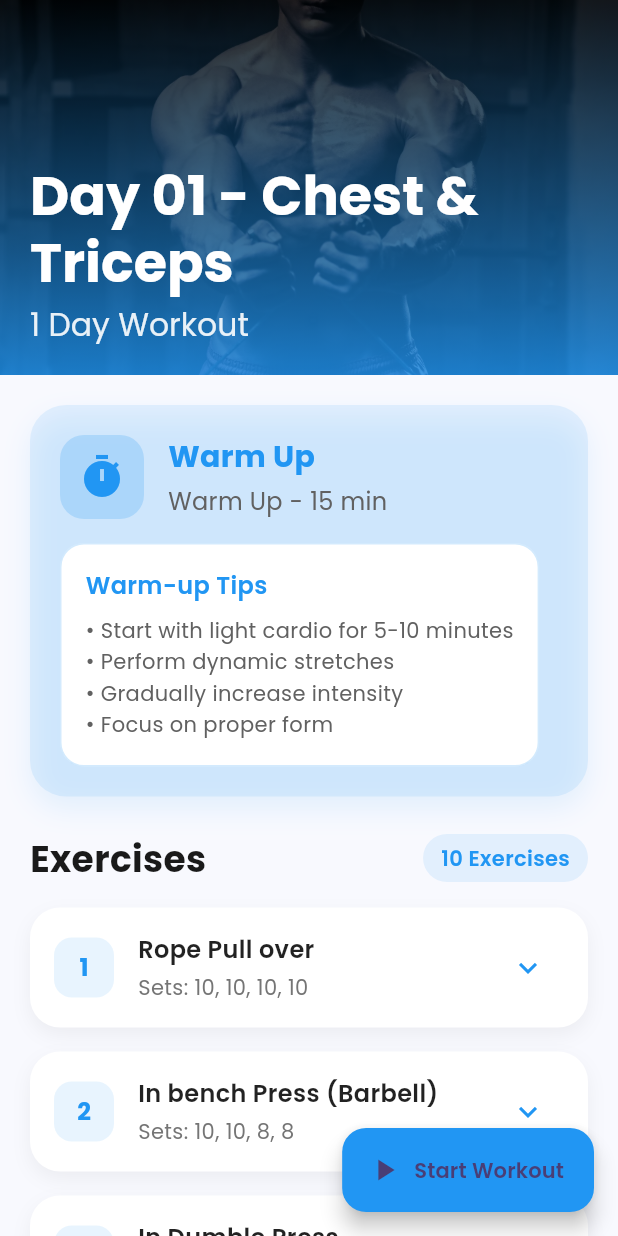
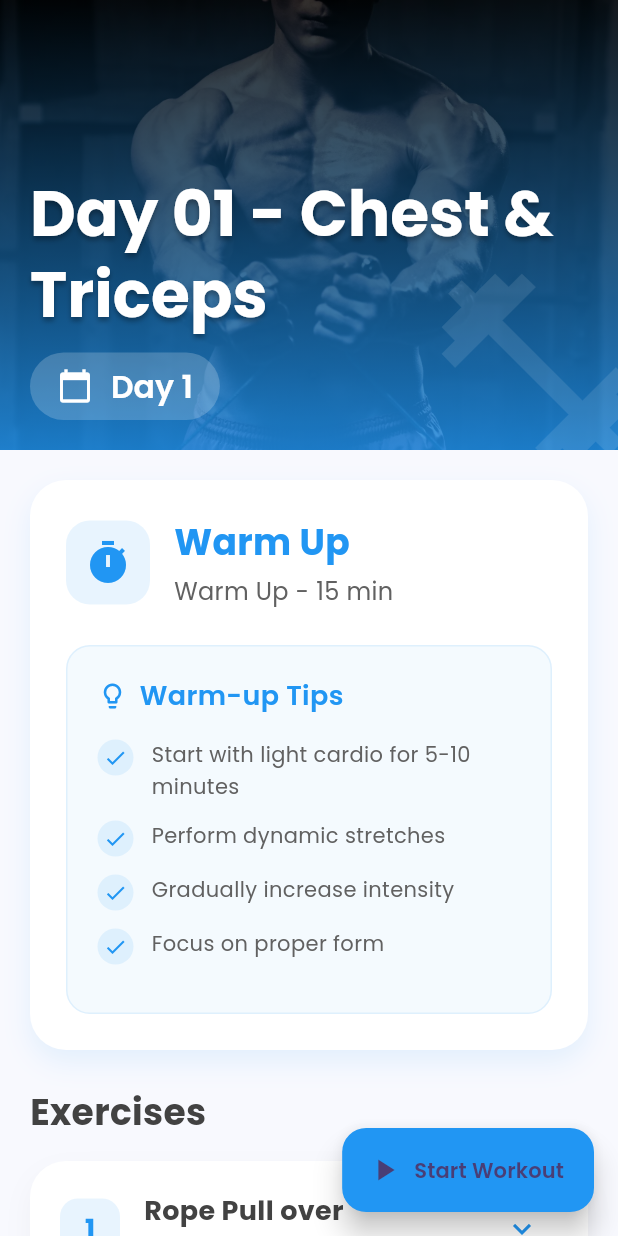
Before and after one commit to rishithamenush/fitnova, a Flutter app: the WorkoutScreen screen opened directly, after a tap on "Day 01", on a phone screen of 412 x 824 dp. Run offline on Flutter 3.47's test engine with Material 3 defaults, Android fonts, the light colour scheme and no system bars; drawn by our look-alikes of flutter_animate; our stand-ins replace fl_chart, flutter_staggered_animations, flutter_svg, font_awesome_flutter, glassmorphism, google_fonts and 4 more; accounts and stored records are empty.

Commit message:
Update the workout_detail_screen

```diff
--- a/lib/domain/entities/exercise.dart
+++ b/lib/domain/entities/exercise.dart
@@ -6,6 +6,7 @@ class Exercise {
   final int reps;
   final double? weight;
   final bool isCompleted;
+  final String instructions;
 
   Exercise({
     this.id,
@@ -15,6 +16,7 @@ class Exercise {
     required this.reps,
     this.weight,
     this.isCompleted = false,
+    this.instructions = 'Focus on proper form and controlled movements. Maintain steady breathing throughout the exercise.',
   });
 
   Map<String, dynamic> toMap() {
@@ -26,6 +28,7 @@ class Exercise {
       'reps': reps,
       'weight': weight,
       'is_completed': isCompleted ? 1 : 0,
+      'instructions': instructions,
     };
   }
 
@@ -38,6 +41,7 @@ class Exercise {
       reps: map['reps'],
       weight: map['weight'],
       isCompleted: map['is_completed'] == 1,
+      instructions: map['instructions'] ?? 'Focus on proper form and controlled movements. Maintain steady breathing throughout the exercise.',
     );
   }
 
@@ -49,6 +53,7 @@ class Exercise {
     int? reps,
     double? weight,
     bool? isCompleted,
+    String? instructions,
   }) {
     return Exercise(
       id: id ?? this.id,
@@ -58,6 +63,7 @@ class Exercise {
       reps: reps ?? this.reps,
       weight: weight ?? this.weight,
       isCompleted: isCompleted ?? this.isCompleted,
+      instructions: instructions ?? this.instructions,
     );
   }
 }
--- a/lib/domain/models/workout_model.dart
+++ b/lib/domain/models/workout_model.dart
@@ -1,8 +1,10 @@
+import '../entities/exercise.dart';
+
 class WorkoutModel {
   final String day;
   final String title;
   final String warmup;
-  final List<ExerciseModel> exercises;
+  final List<Exercise> exercises;
 
   WorkoutModel({
     required this.day,
@@ -17,7 +19,7 @@ class WorkoutModel {
       title: json['title'],
       warmup: json['warmup'],
       exercises: (json['exercises'] as List)
-          .map((e) => ExerciseModel.fromJson(e))
+          .map((e) => Exercise.fromMap(e))
           .toList(),
     );
   }
@@ -27,7 +29,7 @@ class WorkoutModel {
       'day': day,
       'title': title,
       'warmup': warmup,
-      'exercises': exercises.map((e) => e.toJson()).toList(),
+      'exercises': exercises.map((e) => e.toMap()).toList(),
     };
   }
 }
--- a/lib/presentation/screens/workout_detail_screen.dart
+++ b/lib/presentation/screens/workout_detail_screen.dart
@@ -1,6 +1,7 @@
 import 'package:flutter/material.dart';
 import 'package:google_fonts/google_fonts.dart';
 import 'package:flutter_animate/flutter_animate.dart';
+import '../../domain/entities/exercise.dart';
 import '../../domain/models/workout_model.dart';
 import '../../domain/repositories/workout_repository.dart';
 
@@ -24,12 +25,18 @@ class WorkoutDetailScreen extends StatefulWidget {
 
 class _WorkoutDetailScreenState extends State<WorkoutDetailScreen> {
   late Future<WorkoutModel> _workoutFuture;
-  bool _isExpanded = false;
+  final Map<int, bool> _expandedExercises = {};
 
   @override
   void initState() {
     super.initState();
     _workoutFuture = widget.repository.getWorkoutByDay(widget.dayNumber);
+  }
+
+  void _toggleExercise(int index) {
+    setState(() {
+      _expandedExercises[index] = !(_expandedExercises[index] ?? false);
+    });
   }
 
   @override
@@ -39,7 +46,7 @@ class _WorkoutDetailScreenState extends State<WorkoutDetailScreen> {
       body: CustomScrollView(
         slivers: [
           SliverAppBar(
-            expandedHeight: 250.0,
+            expandedHeight: 300.0,
             floating: false,
             pinned: true,
             automaticallyImplyLeading: false,
@@ -54,28 +61,57 @@ class _WorkoutDetailScreenState extends State<WorkoutDetailScreen> {
                     style: GoogleFonts.poppins(
                       color: Colors.white,
                       fontWeight: FontWeight.bold,
-                      fontSize: 24,
+                      fontSize: 28,
+                      shadows: [
+                        Shadow(
+                          color: Colors.black.withOpacity(0.3),
+                          offset: const Offset(0, 2),
+                          blurRadius: 4,
                         ),
+                      ],
                     ),
-                  const SizedBox(height: 4),
+                  ).animate().fadeIn(duration: 600.ms).slideY(begin: 0.3, end: 0),
+                  const SizedBox(height: 8),
+                  Container(
+                    padding: const EdgeInsets.symmetric(horizontal: 12, vertical: 6),
+                    decoration: BoxDecoration(
+                      color: Colors.white.withOpacity(0.2),
+                      borderRadius: BorderRadius.circular(20),
+                    ),
+                    child: Row(
+                      mainAxisSize: MainAxisSize.min,
+                      children: [
+                        Icon(
+                          Icons.calendar_today,
+                          color: Colors.white,
+                          size: 16,
+                        ),
+                        const SizedBox(width: 8),
                         Text(
-                    '${widget.dayNumber} Day Workout',
+                          'Day ${widget.dayNumber}',
                           style: GoogleFonts.poppins(
-                      color: Colors.white.withOpacity(0.9),
+                            color: Colors.white,
+                            fontWeight: FontWeight.w600,
                             fontSize: 14,
                           ),
                         ),
+                      ],
+                    ),
+                  ).animate().fadeIn(delay: 200.ms, duration: 600.ms).slideY(begin: 0.3, end: 0),
                 ],
               ),
               titlePadding: const EdgeInsets.only(left: 20, bottom: 20),
               background: Stack(
                 fit: StackFit.expand,
                 children: [
-                  Image.asset(
+                  Hero(
+                    tag: 'workout-${widget.category}',
+                    child: Image.asset(
                       'assets/images/${widget.category.toLowerCase().split(' - ')[1].replaceAll(' ', '')}.png',
                       fit: BoxFit.cover,
                       color: Colors.black.withOpacity(0.3),
                       colorBlendMode: BlendMode.darken,
+                    ),
                   ),
                   Container(
                     decoration: BoxDecoration(
@@ -87,6 +123,15 @@ class _WorkoutDetailScreenState extends State<WorkoutDetailScreen> {
                           widget.categoryColor.withOpacity(0.8),
                         ],
                       ),
+                    ),
+                  ),
+                  Positioned(
+                    right: -20,
+                    bottom: -20,
+                    child: Icon(
+                      Icons.fitness_center,
+                      size: 150,
+                      color: Colors.white.withOpacity(0.1),
                     ),
                   ),
                 ],
@@ -135,6 +180,7 @@ class _WorkoutDetailScreenState extends State<WorkoutDetailScreen> {
           // TODO: Implement start workout functionality
         },
         backgroundColor: widget.categoryColor,
+        elevation: 8,
         icon: const Icon(Icons.play_arrow),
         label: Text(
           'Start Workout',
@@ -142,15 +188,15 @@ class _WorkoutDetailScreenState extends State<WorkoutDetailScreen> {
             fontWeight: FontWeight.w600,
           ),
         ),
-      ),
+      ).animate().fadeIn(delay: 400.ms, duration: 600.ms).slideY(begin: 0.3, end: 0),
     );
   }
 
   Widget _buildWarmupCard(WorkoutModel workout) {
     return Container(
-      padding: const EdgeInsets.all(20),
+      padding: const EdgeInsets.all(24),
       decoration: BoxDecoration(
-        color: widget.categoryColor.withOpacity(0.1),
+        color: Colors.white,
         borderRadius: BorderRadius.circular(24),
         boxShadow: [
           BoxShadow(
@@ -168,7 +214,7 @@ class _WorkoutDetailScreenState extends State<WorkoutDetailScreen> {
               Container(
                 padding: const EdgeInsets.all(12),
                 decoration: BoxDecoration(
-                  color: widget.categoryColor.withOpacity(0.2),
+                  color: widget.categoryColor.withOpacity(0.1),
                   borderRadius: BorderRadius.circular(16),
                 ),
                 child: Icon(
@@ -185,7 +231,7 @@ class _WorkoutDetailScreenState extends State<WorkoutDetailScreen> {
                     Text(
                       'Warm Up',
                       style: GoogleFonts.poppins(
-                        fontSize: 20,
+                        fontSize: 24,
                         fontWeight: FontWeight.bold,
                         color: widget.categoryColor,
                       ),
@@ -196,43 +242,6 @@ class _WorkoutDetailScreenState extends State<WorkoutDetailScreen> {
                       style: GoogleFonts.poppins(
                         fontSize: 16,
                         color: Colors.grey[700],
-                      ),
-                    ),
-                  ],
-                ),
-              ),
-            ],
-          ),
-          const SizedBox(height: 16),
-          Container(
-            padding: const EdgeInsets.all(16),
-            decoration: BoxDecoration(
-              color: Colors.white,
-              borderRadius: BorderRadius.circular(16),
-              border: Border.all(
-                color: widget.categoryColor.withOpacity(0.2),
-              ),
-            ),
-            child: Column(
-              crossAxisAlignment: CrossAxisAlignment.start,
-              children: [
-                Text(
-                  'Warm-up Tips',
-                  style: GoogleFonts.poppins(
-                    fontSize: 16,
-                    fontWeight: FontWeight.w600,
-                    color: widget.categoryColor,
-                  ),
-                ),
-                const SizedBox(height: 8),
-                Text(
-                  '• Start with light cardio for 5-10 minutes\n'
-                  '• Perform dynamic stretches\n'
-                  '• Gradually increase intensity\n'
-                  '• Focus on proper form',
-                  style: GoogleFonts.poppins(
-                    fontSize: 14,
-                    color: Colors.grey[700],
                         height: 1.5,
                       ),
                     ),
@@ -241,60 +250,129 @@ class _WorkoutDetailScreenState extends State<WorkoutDetailScreen> {
               ),
             ],
           ),
+          const SizedBox(height: 24),
+          Container(
+            padding: const EdgeInsets.all(20),
+            decoration: BoxDecoration(
+              color: widget.categoryColor.withOpacity(0.05),
+              borderRadius: BorderRadius.circular(16),
+              border: Border.all(
+                color: widget.categoryColor.withOpacity(0.1),
+              ),
+            ),
+            child: Column(
+              crossAxisAlignment: CrossAxisAlignment.start,
+              children: [
+                Row(
+                  children: [
+                    Icon(
+                      Icons.lightbulb_outline,
+                      color: widget.categoryColor,
+                      size: 20,
+                    ),
+                    const SizedBox(width: 8),
+                    Text(
+                      'Warm-up Tips',
+                      style: GoogleFonts.poppins(
+                        fontSize: 18,
+                        fontWeight: FontWeight.w600,
+                        color: widget.categoryColor,
+                      ),
+                    ),
+                  ],
+                ),
+                const SizedBox(height: 16),
+                _buildTipItem('Start with light cardio for 5-10 minutes'),
+                _buildTipItem('Perform dynamic stretches'),
+                _buildTipItem('Gradually increase intensity'),
+                _buildTipItem('Focus on proper form'),
+              ],
+            ),
+          ),
+        ],
+      ),
     ).animate().fadeIn(duration: 600.ms).slideY(begin: 0.3, end: 0);
+  }
+
+  Widget _buildTipItem(String tip) {
+    return Padding(
+      padding: const EdgeInsets.only(bottom: 12),
+      child: Row(
+        crossAxisAlignment: CrossAxisAlignment.start,
+        children: [
+          Container(
+            width: 24,
+            height: 24,
+            decoration: BoxDecoration(
+              color: widget.categoryColor.withOpacity(0.1),
+              shape: BoxShape.circle,
+            ),
+            child: Center(
+              child: Icon(
+                Icons.check,
+                color: widget.categoryColor,
+                size: 16,
+              ),
+            ),
+          ),
+          const SizedBox(width: 12),
+          Expanded(
+            child: Text(
+              tip,
+              style: GoogleFonts.poppins(
+                fontSize: 14,
+                color: Colors.grey[700],
+                height: 1.5,
+              ),
+            ),
+          ),
+        ],
+      ),
+    );
   }
 
   Widget _buildExercisesList(WorkoutModel workout) {
     return Column(
       crossAxisAlignment: CrossAxisAlignment.start,
       children: [
-        Row(
-          mainAxisAlignment: MainAxisAlignment.spaceBetween,
-          children: [
         Text(
           'Exercises',
           style: GoogleFonts.poppins(
             fontSize: 24,
             fontWeight: FontWeight.bold,
-                color: const Color(0xFF1A1A1A),
+            color: Colors.grey[800],
           ),
-            ),
-            Container(
-              padding: const EdgeInsets.symmetric(horizontal: 12, vertical: 6),
-              decoration: BoxDecoration(
-                color: widget.categoryColor.withOpacity(0.1),
-                borderRadius: BorderRadius.circular(20),
-              ),
-              child: Text(
-                '${workout.exercises.length} Exercises',
-                style: GoogleFonts.poppins(
-                  color: widget.categoryColor,
-                  fontWeight: FontWeight.w600,
-                ),
-              ),
-            ),
-          ],
-        ),
+        ).animate().fadeIn(duration: 600.ms).slideY(begin: 0.3, end: 0),
         const SizedBox(height: 16),
-        ...workout.exercises.asMap().entries.map<Widget>((entry) {
+        ...workout.exercises.asMap().entries.map((entry) {
           final index = entry.key;
           final exercise = entry.value;
           return Padding(
-            padding: const EdgeInsets.only(bottom: 16.0),
-            child: Container(
-              padding: const EdgeInsets.all(16),
+            padding: const EdgeInsets.only(bottom: 16),
+            child: _buildExerciseCard(exercise, index + 1),
+          ).animate(delay: (100 * index).ms).fadeIn(duration: 600.ms).slideX(begin: 0.2, end: 0);
+        }).toList(),
+      ],
+    );
+  }
+
+  Widget _buildExerciseCard(Exercise exercise, int number) {
+    final index = number - 1;
+    return Container(
+      padding: const EdgeInsets.all(20),
       decoration: BoxDecoration(
         color: Colors.white,
-                borderRadius: BorderRadius.circular(20),
+        borderRadius: BorderRadius.circular(24),
         boxShadow: [
           BoxShadow(
-                    color: Colors.black.withOpacity(0.05),
-                    blurRadius: 10,
-                    offset: const Offset(0, 5),
+            color: Colors.grey.withOpacity(0.1),
+            blurRadius: 15,
+            offset: const Offset(0, 8),
           ),
         ],
       ),
       child: Column(
+        crossAxisAlignment: CrossAxisAlignment.start,
         children: [
           Row(
             children: [
@@ -307,11 +385,11 @@ class _WorkoutDetailScreenState extends State<WorkoutDetailScreen> {
                 ),
                 child: Center(
                   child: Text(
-                            '${index + 1}',
+                    '$number',
                     style: GoogleFonts.poppins(
+                      fontSize: 18,
+                      fontWeight: FontWeight.bold,
                       color: widget.categoryColor,
-                              fontWeight: FontWeight.bold,
-                              fontSize: 16,
                     ),
                   ),
                 ),
@@ -324,14 +402,14 @@ class _WorkoutDetailScreenState extends State<WorkoutDetailScreen> {
                     Text(
                       exercise.name,
                       style: GoogleFonts.poppins(
-                                fontSize: 16,
-                                fontWeight: FontWeight.w600,
-                                color: Colors.black87,
+                        fontSize: 18,
+                        fontWeight: FontWeight.bold,
+                        color: Colors.grey[800],
                       ),
                     ),
                     const SizedBox(height: 4),
                     Text(
-                              'Sets: ${exercise.sets}',
+                      '${exercise.sets} sets × ${exercise.reps} reps',
                       style: GoogleFonts.poppins(
                         fontSize: 14,
                         color: Colors.grey[600],
@@ -341,45 +419,40 @@ class _WorkoutDetailScreenState extends State<WorkoutDetailScreen> {
                 ),
               ),
               IconButton(
-                        onPressed: () {
-                          setState(() {
-                            _isExpanded = !_isExpanded;
-                          });
-                        },
+                onPressed: () => _toggleExercise(index),
                 icon: Icon(
-                          _isExpanded ? Icons.keyboard_arrow_up : Icons.keyboard_arrow_down,
+                  _expandedExercises[index] ?? false
+                      ? Icons.keyboard_arrow_up
+                      : Icons.keyboard_arrow_down,
                   color: widget.categoryColor,
                 ),
               ),
             ],
           ),
-                  if (_isExpanded) ...[
-                    const Divider(height: 24),
+          if (_expandedExercises[index] ?? false) ...[
+            const SizedBox(height: 16),
             Container(
-                      padding: const EdgeInsets.all(12),
+              padding: const EdgeInsets.all(16),
               decoration: BoxDecoration(
                 color: widget.categoryColor.withOpacity(0.05),
-                        borderRadius: BorderRadius.circular(12),
+                borderRadius: BorderRadius.circular(16),
               ),
               child: Column(
                 crossAxisAlignment: CrossAxisAlignment.start,
                 children: [
                   Text(
-                            'Exercise Tips',
+                    'Instructions',
                     style: GoogleFonts.poppins(
-                              fontSize: 14,
+                      fontSize: 16,
                       fontWeight: FontWeight.w600,
                       color: widget.categoryColor,
                     ),
                   ),
                   const SizedBox(height: 8),
                   Text(
-                            '• Maintain proper form throughout\n'
-                            '• Control your breathing\n'
-                            '• Focus on muscle contraction\n'
-                            '• Rest 60-90 seconds between sets',
+                    exercise.instructions,
                     style: GoogleFonts.poppins(
-                              fontSize: 13,
+                      fontSize: 14,
                       color: Colors.grey[700],
                       height: 1.5,
                     ),
@@ -390,10 +463,6 @@ class _WorkoutDetailScreenState extends State<WorkoutDetailScreen> {
           ],
         ],
       ),
-            ),
-          ).animate(delay: (100 * index).ms).fadeIn(duration: 600.ms).slideX(begin: 0.2, end: 0);
-        }),
-      ],
     );
   }
 }
```
Also changed, not shown: lib/data/repositories/workout_repository_impl.dart (+190 -27 lines). Lines whose indentation alone changed are shown as unchanged.
